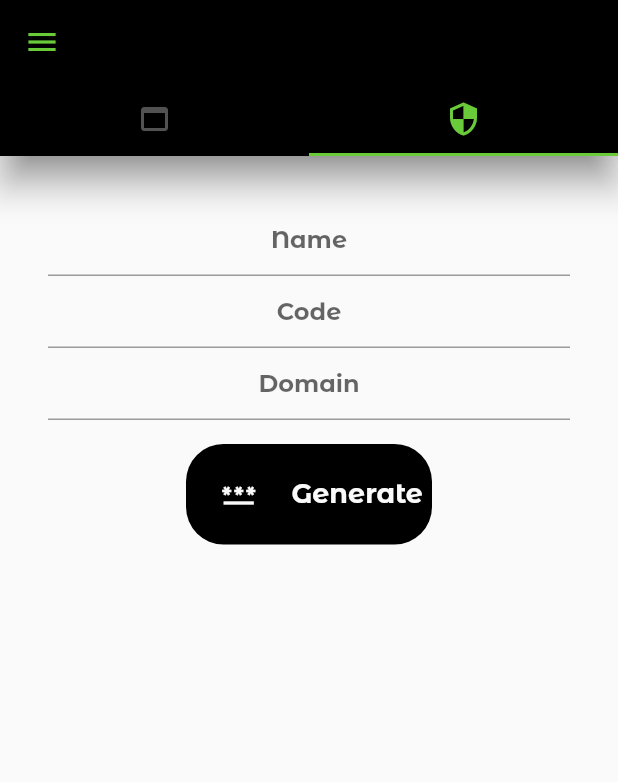
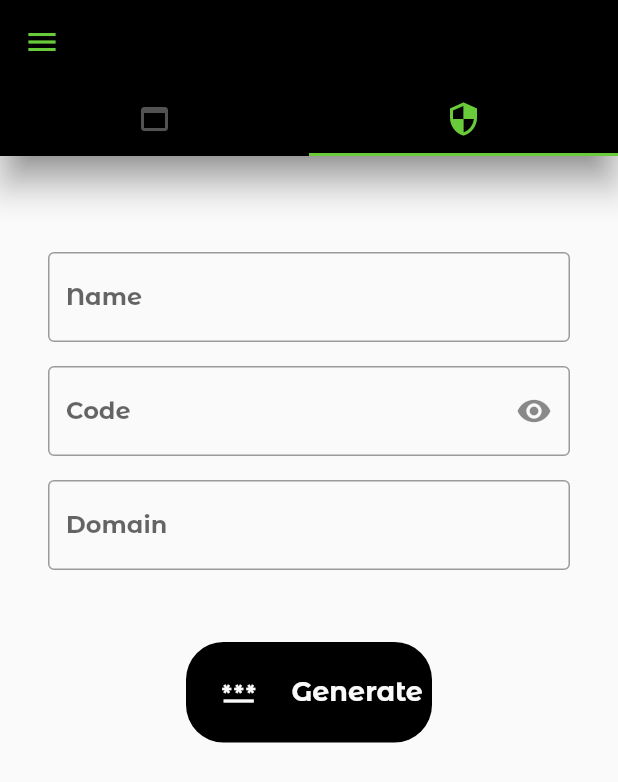
Before and after one commit to Shahryar-Pirooz/Shahryar-Pirooz-Tria-Android, a Flutter app: the MainPage screen opened directly, tab 2 chosen, on a phone screen of 412 x 824 dp. Shown: the top 782 px of the screen. Run offline on Flutter 3.47's test engine with Material 2 defaults, Android fonts, the phone set to English and light mode, and no system bars; our stand-ins replace introduction_screen, shared_preferences; accounts and stored records are empty; project files that could hold a hidden picture were left out.

Commit message:
TextField changed, TextController removed and now use onChange for get values , remove expanded and add Divder

```diff
--- a/lib/Pages/main_page.dart
+++ b/lib/Pages/main_page.dart
@@ -6,6 +6,8 @@ import 'package:triapass/main.dart';
 import 'package:triapass/password_generate.dart';
 import 'package:triapass/src/components.dart';
 import 'package:triapass/src/custom_color.dart';
+
+import 'dart:developer' as DEV;
 
 class MainPage extends StatelessWidget {
   final GlobalKey<ScaffoldState> _drawerscaffoldkey =
@@ -170,7 +172,7 @@ class MainPage extends StatelessWidget {
             unselectedLabelColor: lable,
           ),
         ),
-        body: TabBarView(children: [
+        body: const TabBarView(children: [
           WithoutName(),
           WithName(),
         ]),
@@ -180,14 +182,10 @@ class MainPage extends StatelessWidget {
 }
 
 class WithoutName extends StatelessWidget {
-  final _domainController = TextEditingController();
-  final _codeController = TextEditingController();
-
-  WithoutName({Key? key}) : super(key: key);
+  const WithoutName({Key? key}) : super(key: key);
 
   @override
   Widget build(BuildContext context) {
-    // SPData().initProviderData(context);
     String _name = context.watch<ChangeVal>().name;
     String _domain = '';
     String _code = '';
@@ -213,27 +211,38 @@ class WithoutName extends StatelessWidget {
                           TriaHeader2(' it.')
                         ]),
                   )),
-                  Expanded(
-                    child: Column(
-                      children: [
-                        TextField(
-                          decoration: const InputDecoration(hintText: 'Code'),
-                          textAlign: TextAlign.center,
-                          controller: _codeController,
-                          obscureText: true,
+                  const Divider(
+                    color: white,
+                    height: 32,
                   ),
                   TextField(
-                          decoration: const InputDecoration(hintText: 'Domain'),
+                    decoration: const InputDecoration(
+                      hintText: 'Enter Your Code',
+                      suffixIcon: Icon(Icons.visibility),
+                      labelText: 'Code',
+                      border: OutlineInputBorder(),
+                    ),
                     textAlign: TextAlign.center,
-                          controller: _domainController,
+                    obscureText: true,
+                    onChanged: (value) => _code = value,
+                  ),
+                  const Divider(
+                    color: white,
+                  ),
+                  TextField(
+                    decoration: const InputDecoration(
+                        hintText: 'EX:google.com',
+                        labelText: 'Domain',
+                        border: OutlineInputBorder()),
+                    textAlign: TextAlign.center,
                     keyboardType: TextInputType.url,
+                    onChanged: (value) => _domain = value,
                   ),
-                      ],
-                    ),
+                  const Divider(
+                    color: white,
+                    height: 24,
                   ),
                   TriaButton(() {
-                    _domain = _domainController.text;
-                    _code = _codeController.text;
                     Map<String, String> stringMap = {
                       'name': _name.toLowerCase(),
                       'code': _code,
@@ -261,11 +270,7 @@ class WithoutName extends StatelessWidget {
 }
 
 class WithName extends StatelessWidget {
-  final TextEditingController _nameController = TextEditingController();
-  final TextEditingController _codeController = TextEditingController();
-  final TextEditingController _domainController = TextEditingController();
-
-  WithName({Key? key}) : super(key: key);
+  const WithName({Key? key}) : super(key: key);
 
   @override
   Widget build(BuildContext context) {
@@ -283,40 +288,50 @@ class WithName extends StatelessWidget {
                 mainAxisAlignment: MainAxisAlignment.spaceAround,
                 crossAxisAlignment: CrossAxisAlignment.center,
                 children: [
-                  Expanded(
-                    child: TextField(
-                      decoration: const InputDecoration(hintText: 'Name'),
+                  const Divider(
+                    color: white,
+                    height: 32,
+                  ),
+                  TextField(
+                    decoration: const InputDecoration(
+                      hintText: 'Enter Your Name',
+                      labelText: 'Name',
+                      border: OutlineInputBorder(),
+                    ),
                     textAlign: TextAlign.center,
-                      keyboardType: TextInputType.emailAddress,
-                      controller: _nameController,
+                    onChanged: (value) => _name = value,
                   ),
+                  const Divider(
+                    color: white,
                   ),
-                  Expanded(
-                    child: TextField(
-                      decoration: const InputDecoration(hintText: 'Code'),
+                  TextField(
+                    decoration: const InputDecoration(
+                      hintText: 'Enter Your Code',
+                      suffixIcon: Icon(Icons.visibility),
+                      labelText: 'Code',
+                      border: OutlineInputBorder(),
+                    ),
+                    textAlign: TextAlign.center,
                     obscureText: true,
-                      textAlign: TextAlign.center,
-                      controller: _codeController,
+                    onChanged: (value) => _code = value,
                   ),
+                  const Divider(
+                    color: white,
                   ),
-                  Expanded(
-                    child: TextField(
-                      decoration: const InputDecoration(hintText: 'Domain'),
+                  TextField(
+                    decoration: const InputDecoration(
+                        hintText: 'EX:google.com',
+                        labelText: 'Domain',
+                        border: OutlineInputBorder()),
                     textAlign: TextAlign.center,
                     keyboardType: TextInputType.url,
-                      controller: _domainController,
+                    onChanged: (value) => _domain = value,
                   ),
+                  const Divider(
+                    color: white,
+                    height: 32,
                   ),
                   TriaButton(() {
-                    _name = _nameController.text == ''
-                        ? 'tria'
-                        : _nameController.text;
-                    _code = _codeController.text == ''
-                        ? 'tria'
-                        : _codeController.text;
-                    _domain = _domainController.text == ''
-                        ? 'tria'
-                        : _domainController.text;
                     Map<String, String> stringMap = {
                       'name': _name.toLowerCase(),
                       'code': _code.toLowerCase(),
```
Lines whose indentation alone changed are shown as unchanged.
